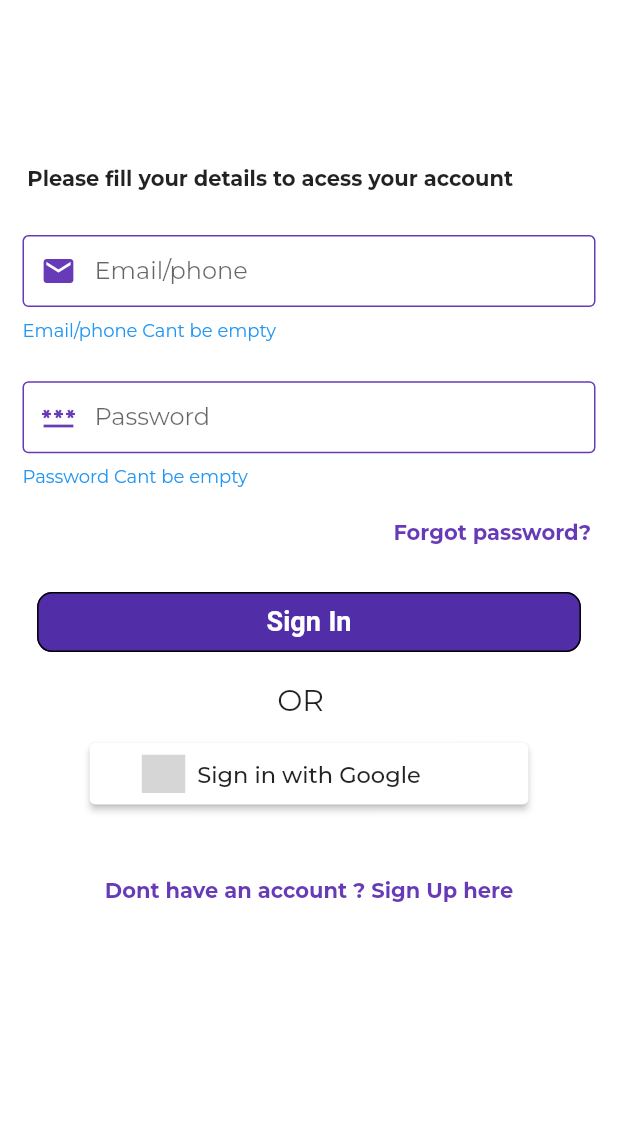
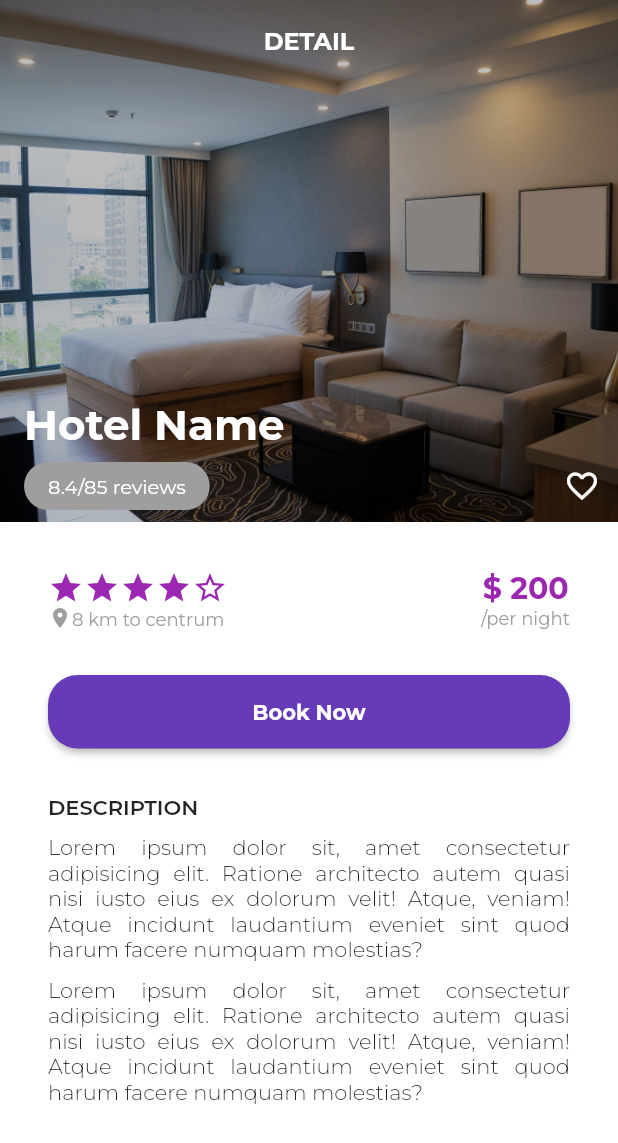
Before and after one commit to ishaquekannoth/bb_app, a Flutter app: the screen it shows after launch, on a phone screen of 412 x 824 dp. Shown: the top 1143 px of the screen. Run offline on Flutter 3.47's test engine with Material 2 defaults, Android fonts, the phone set to English and light mode, and no system bars; drawn by our look-alikes of getwidget, social_login_buttons; our stand-ins replace cached_network_image, curved_navigation_bar, dio, email_validator, fluttertoast, google_fonts and 2 more; grey boxes are pictures that could not be loaded.

Commit message:
Hotel detals page added

```diff
--- a/lib/main.dart
+++ b/lib/main.dart
@@ -1,6 +1,7 @@
 import 'package:bb_app/utils/routes.dart';
 import 'package:bb_app/view/Screens/favourites/booking_history.dart';
 import 'package:bb_app/view/Screens/home_screen/homescreen.dart';
+import 'package:bb_app/view/Screens/hotels/single_hotel_details.dart';
 import 'package:bb_app/view/Screens/profile/profile.dart';
 import 'package:bb_app/view/Screens/registration/otp/otp_modal_screen.dart';
 import 'package:bb_app/view/Screens/registration/otp/otp_request_screen.dart';
@@ -26,18 +27,11 @@ class MyApp extends StatelessWidget {
   Widget build(BuildContext context) {
     return MultiProvider(
       providers: [
+        ChangeNotifierProvider(create: (context) => SignInViewModel()),
+        ChangeNotifierProvider(create: (context) => MainPageViewModel()),
         ChangeNotifierProvider(
-          create: (context) => SignInViewModel()
-        ),
-             ChangeNotifierProvider(
-          create: (context) => MainPageViewModel()
-        ),
-              ChangeNotifierProvider(
-          create: (context) => OTPRequestResponseViewModel()
-        ),
-               ChangeNotifierProvider(
-          create: (context) => SignUpViewModel()
-        ),
+            create: (context) => OTPRequestResponseViewModel()),
+        ChangeNotifierProvider(create: (context) => SignUpViewModel()),
       ],
       child: MaterialApp(
         debugShowCheckedModeBanner: false,
@@ -46,17 +40,19 @@ class MyApp extends StatelessWidget {
           fontFamily: GoogleFonts.montserrat().fontFamily,
           primarySwatch: Colors.deepPurple,
         ),
-        initialRoute: Routes.signIn,
+        initialRoute: Routes.singleHotelDetails,
         routes: {
           Routes.mainDisplayer: (context) => const MainDisplayer(),
           Routes.home: (context) => const HomeScreen(),
           Routes.signIn: (context) => const SignIn(),
-          Routes.otpRequestScreen:(context) => const OTPrequestScreen(),
+          Routes.otpRequestScreen: (context) => const OTPrequestScreen(),
           Routes.otpModalScreen: (context) => const OTPmodalWidget(),
           Routes.searchScreen: (context) => const SearchScreen(),
           Routes.favourites: (context) => const FavouritesScreen(),
           Routes.profile: (context) => const ProfileScreen(),
-          Routes.signUp: (context) => const SignUpScreen()
+          Routes.signUp: (context) => const SignUpScreen(),
+          Routes.singleHotelDetails: (context) =>
+              const SingleHotelDetailsScreen()
         },
       ),
     );
--- a/lib/utils/routes.dart
+++ b/lib/utils/routes.dart
@@ -11,5 +11,6 @@ class Routes {
   static const firms = '/hotels';
   static const payments = '/payments';
   static const orderHistory = '/history';
+  static const singleHotelDetails = '/singleHotelDetails';
 
 }
--- /dev/null
+++ b/lib/view/Screens/hotels/single_hotel_details.dart
@@ -0,0 +1,207 @@
+import 'dart:ui';
+
+import 'package:flutter/material.dart';
+
+class SingleHotelDetailsScreen extends StatelessWidget {
+  const SingleHotelDetailsScreen({super.key});
+
+  @override
+  Widget build(BuildContext context) {
+    return Scaffold(
+      body: Stack(
+        children: <Widget>[
+          Container(
+              foregroundDecoration: const BoxDecoration(color: Colors.black26),
+              height: 400,
+              child: Image.asset("lib/assets/images/hotelBig1.jpg",
+                  fit: BoxFit.cover)
+                  ),
+          SingleChildScrollView(
+            padding: const EdgeInsets.only(top: 16.0, bottom: 20.0),
+            child: Column(
+              crossAxisAlignment: CrossAxisAlignment.start,
+              children: <Widget>[
+                const SizedBox(height: 250),
+                const Padding(
+                  padding: EdgeInsets.symmetric(horizontal: 16.0),
+                  child: Text(
+                    "Hotel Name",
+                    style: TextStyle(
+                        color: Colors.white,
+                        fontSize: 28.0,
+                        fontWeight: FontWeight.bold),
+                  ),
+                ),
+                Row(
+                  children: <Widget>[
+                    const SizedBox(width: 16.0),
+                    Container(
+                      padding: const EdgeInsets.symmetric(
+                        vertical: 8.0,
+                        horizontal: 16.0,
+                      ),
+                      decoration: BoxDecoration(
+                          color: Colors.grey,
+                          borderRadius: BorderRadius.circular(20.0)),
+                      child: const Text(
+                        "8.4/85 reviews",
+                        style: TextStyle(color: Colors.white, fontSize: 13.0),
+                      ),
+                    ),
+                    const Spacer(),
+                    IconButton(
+                      color: Colors.white,
+                      icon: const Icon(Icons.favorite_border),
+                      onPressed: () {},
+                    )
+                  ],
+                ),
+                Container(
+                  padding: const EdgeInsets.all(32.0),
+                  color: Colors.white,
+                  child: Column(
+                    crossAxisAlignment: CrossAxisAlignment.start,
+                    mainAxisSize: MainAxisSize.min,
+                    children: <Widget>[
+                      Row(
+                        children: <Widget>[
+                          Expanded(
+                            child: Column(
+                              crossAxisAlignment: CrossAxisAlignment.start,
+                              children: <Widget>[
+                                Row(
+                                  children: const <Widget>[
+                                    Icon(
+                                      Icons.star,
+                                      color: Colors.purple,
+                                    ),
+                                    Icon(
+                                      Icons.star,
+                                      color: Colors.purple,
+                                    ),
+                                    Icon(
+                                      Icons.star,
+                                      color: Colors.purple,
+                                    ),
+                                    Icon(
+                                      Icons.star,
+                                      color: Colors.purple,
+                                    ),
+                                    Icon(
+                                      Icons.star_border,
+                                      color: Colors.purple,
+                                    ),
+                                  ],
+                                ),
+                                const Text.rich(
+                                  TextSpan(children: [
+                                    WidgetSpan(
+                                        child: Icon(
+                                      Icons.location_on,
+                                      size: 16.0,
+                                      color: Colors.grey,
+                                    )),
+                                    TextSpan(text: "8 km to centrum")
+                                  ]),
+                                  style: TextStyle(
+                                      color: Colors.grey, fontSize: 12.0),
+                                )
+                              ],
+                            ),
+                          ),
+                          Column(
+                            children: const <Widget>[
+                              Text(
+                                "\$ 200",
+                                style: TextStyle(
+                                    color: Colors.purple,
+                                    fontWeight: FontWeight.bold,
+                                    fontSize: 20.0),
+                              ),
+                              Text(
+                                "/per night",
+                                style: TextStyle(
+                                    fontSize: 12.0, color: Colors.grey),
+                              )
+                            ],
+                          )
+                        ],
+                      ),
+                      const SizedBox(height: 30.0),
+                      SizedBox(
+                        width: double.infinity,
+                        child: ElevatedButton(
+                          child: const Text("Book Now",style: TextStyle(fontWeight: FontWeight.bold),),
+                          style: ElevatedButton.styleFrom(
+                           shape: RoundedRectangleBorder(
+                            borderRadius: BorderRadius.circular(20)
+                           ),
+                            padding: EdgeInsets.symmetric(vertical: 16,horizontal: 32)
+                          ),
+
+
+                          onPressed: () {},
+                        ),
+                      ),
+                      const SizedBox(height: 30.0),
+                      Text(
+                        "Description".toUpperCase(),
+                        style: const TextStyle(
+                            fontWeight: FontWeight.w600, fontSize: 14.0),
+                      ),
+                      const SizedBox(height: 10.0),
+                      const Text(
+                        "Lorem ipsum dolor sit, amet consectetur adipisicing elit. Ratione architecto autem quasi nisi iusto eius ex dolorum velit! Atque, veniam! Atque incidunt laudantium eveniet sint quod harum facere numquam molestias?",
+                        textAlign: TextAlign.justify,
+                        style: TextStyle(
+                            fontWeight: FontWeight.w300, fontSize: 14.0),
+                      ),
+                      const SizedBox(height: 10.0),
+                      const Text(
+                        "Lorem ipsum dolor sit, amet consectetur adipisicing elit. Ratione architecto autem quasi nisi iusto eius ex dolorum velit! Atque, veniam! Atque incidunt laudantium eveniet sint quod harum facere numquam molestias?",
+                        textAlign: TextAlign.justify,
+                        style: TextStyle(
+                            fontWeight: FontWeight.w300, fontSize: 14.0),
+                      ),
+                    ],
+                  ),
+                ),
+              ],
+            ),
+          ),
+          Positioned(
+            top: 0,
+            left: 0,
+            right: 0,
+            child: AppBar(
+              backgroundColor: Colors.transparent,
+              elevation: 0,
+              centerTitle: true,
+              title: const Text(
+                "DETAIL",
+                style: TextStyle(fontSize: 16.0, fontWeight: FontWeight.bold),
+              ),
+            ),
+          ),
+          // Align(
+          //   alignment: Alignment.bottomLeft,
+          //   child: BottomNavigationBar(
+          //     backgroundColor: Colors.white54,
+          //     elevation: 0,
+          //     selectedItemColor: Colors.black,
+          //     items: [
+          //       BottomNavigationBarItem(
+          //           icon: Icon(Icons.search), title: Text("Search")),
+          //       BottomNavigationBarItem(
+          //           icon: Icon(Icons.favorite_border),
+          //           title: Text("Favorites")),
+          //       BottomNavigationBarItem(
+          //           icon: Icon(Icons.settings), title: Text("Settings")),
+          //     ],
+          //   ),
+          // )
+        ],
+      ),
+    );
+  }
+}
--- a/lib/view/common_widgets/image_with_text_card.dart
+++ b/lib/view/common_widgets/image_with_text_card.dart
@@ -3,13 +3,16 @@ import 'package:cached_network_image/cached_network_image.dart';
 import 'package:flutter/material.dart';
 
 class ImageWithTextCard extends StatelessWidget {
-  const ImageWithTextCard(
-      {Key? key, required this.imageUrl, this.hotelName, this.location})
+   ImageWithTextCard(
+
+      {Key? key, required this.imageUrl, this.hotelName, this.location, this.height,this.width,})
       : super(key: key);
 
   final String imageUrl;
   final String? hotelName;
   final String? location;
+  double? height;
+  double? width;
 
   @override
   Widget build(BuildContext context) {
@@ -17,6 +20,8 @@ class ImageWithTextCard extends StatelessWidget {
       child: Stack(
         children: [
           (Container(
+            height: height,
+            width: width,
             margin: const EdgeInsets.all(8.0),
             child: Center(
               child: CachedNetworkImage(
```
Also changed, not shown: pubspec.yaml (+2 -5 lines), lib/assets/images/Hotelbig2.jpg (added), lib/assets/images/hotelBig1.jpg (added).
